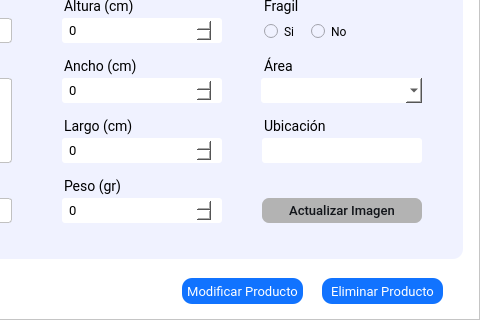
Qt form Interfaces/main/bm_producto_ui.ui (juanignaciocansillieri/Proyecto-Final) before a commit; both pictures show x 198 to 678 and y 251 to 571 of the 678 by 571 pixel window.
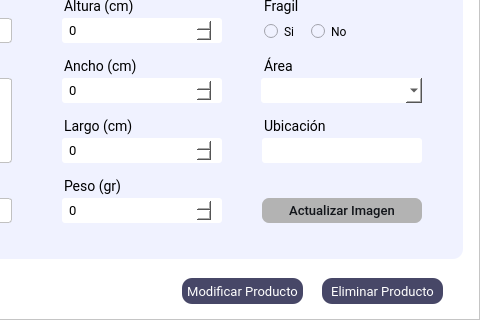
The same form after that commit. Icons and pictures are not drawn.

What changed in the file:
```diff
--- a/Interfaces/main/bm_producto_ui.ui
+++ b/Interfaces/main/bm_producto_ui.ui
@@ -822,7 +822,8 @@
        </property>
        <property name="styleSheet">
         <string notr="true">QPushButton{
-background-color: #1173ff;
+background-color: rgb(71, 71, 103);
+
 color: #fff;
 border-radius:10px;
 font-family:Roboto;
@@ -857,7 +858,8 @@
        </property>
        <property name="styleSheet">
         <string notr="true">QPushButton{
-background-color: #1173ff;
+background-color: rgb(71, 71, 103);
+
 color: #fff;
 border-radius:10px;
 font-family:Roboto;
```
Left out of the diff: 6 changed lines with no effect on the pictures.
